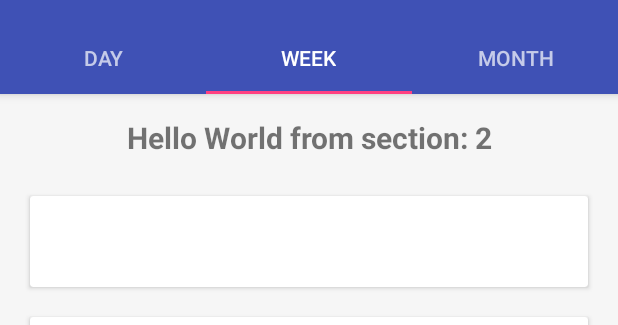
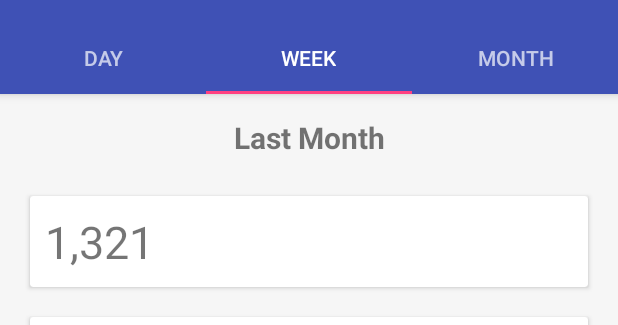
Before and after one commit to louismanson/Katherine, an Android app: the screen it shows after launch (MainActivity), tab 2 chosen, on a phone screen of 412 x 824 dp, the part 62-387 px from its top. Run offline under Robolectric (Android 15) with nearby library versions, the phone set to English and light mode, and no system bars; libraries missing offline, so code that uses them is left out: com.jjoe64.graphview; plain views replace GraphView; 3 statements that could not run were skipped.

Commit message:
port fragment from catherine

```diff
--- a/app/src/main/java/com/codelouis/katherine/DataFragment.kt
+++ b/app/src/main/java/com/codelouis/katherine/DataFragment.kt
@@ -12,6 +12,8 @@ import android.widget.ListView
 import android.widget.SimpleAdapter
 import android.widget.TextView
 import android.widget.Toast
+import com.jjoe64.graphview.series.DataPoint
+import com.jjoe64.graphview.series.LineGraphSeries
 import org.json.JSONException
 import org.json.JSONObject
 
@@ -33,6 +35,8 @@ class DataFragment : Fragment() {
 
     var contactList: ArrayList<HashMap<String,String>>? = null
 
+    lateinit var series: LineGraphSeries<DataPoint>
+
     /**
      * Returns a new instance of this fragment for the given section
      * number.
@@ -49,10 +53,30 @@ class DataFragment : Fragment() {
 
         var rootView = inflater.inflate(R.layout.fragment_datafragment, container, false)
         var textView = rootView.findViewById(R.id.section_label) as TextView
+        var mPeopleNumber = rootView.findViewById(R.id.person_count) as TextView
         textView.setText(getString(R.string.section_format,getArguments()?.getInt(ARG_SECTION_NUMBER)))
 
         contactList = ArrayList()
         lv = rootView.findViewById(R.id.list3)
+
+
+        when (arguments!!.getInt(ARG_SECTION_NUMBER)) {
+            1 -> {
+                textView.text = "Today"
+                mPeopleNumber.setText("310")
+                series = LineGraphSeries(arrayOf(DataPoint(0.0, 1.0), DataPoint(1.0, 2.0), DataPoint(2.0, 3.0), DataPoint(3.0, 4.0), DataPoint(4.0, 6.0)))
+            }
+            2 -> {
+                textView.text = "Last Month"
+                mPeopleNumber.setText("1,321")
+                series = LineGraphSeries(arrayOf(DataPoint(0.0, 1.0), DataPoint(1.0, 5.0), DataPoint(2.0, 6.0), DataPoint(3.0, 2.0), DataPoint(4.0, 1.0)))
+            }
+            3 -> {
+                textView.text = "Last Year"
+                mPeopleNumber.setText("12,453")
+                series = LineGraphSeries(arrayOf(DataPoint(0.0, 1.0), DataPoint(1.0, 5.0), DataPoint(2.0, 3.0), DataPoint(3.0, 2.0), DataPoint(4.0, 6.0), DataPoint(5.0, 1.0), DataPoint(6.0, 5.0), DataPoint(7.0, 7.0), DataPoint(8.0, 2.0), DataPoint(9.0, 6.0)))
+            }
+        }
 
         GetContacts().execute()
 
```
